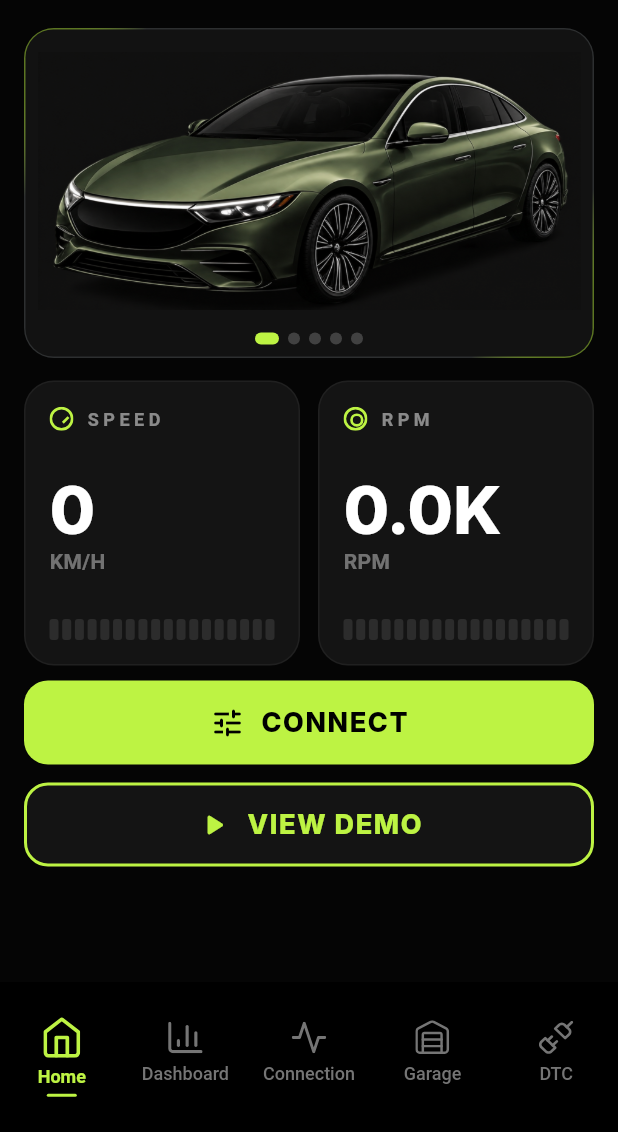
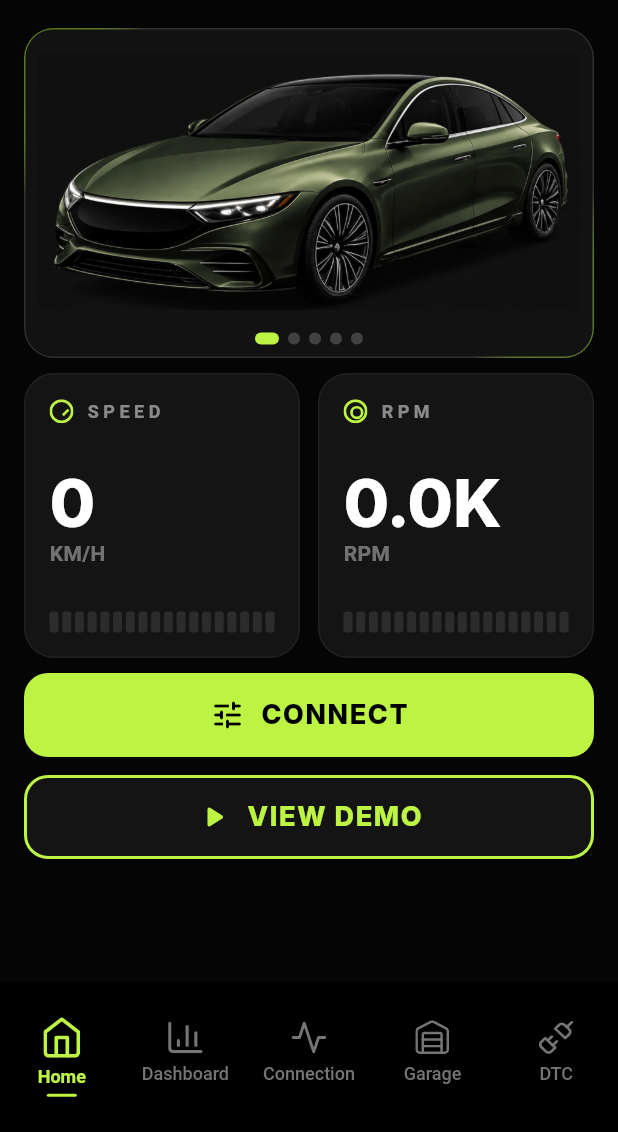
Before and after one commit to TheRaikoz/ReDrive, a Flutter app: the screen it shows after launch, on a phone screen of 412 x 824 dp, the part 104-1236 px from its top. Run offline on Flutter 3.47's test engine with Material 3 defaults, Android fonts, the phone set to English and light mode, and no system bars; our stand-ins replace device_info_plus, flutter_svg, permission_handler; missing offline and left inert: flutter_blue_classic; project files that could hold a hidden picture were left out.

Commit message:
faet: update minor changes

```diff
--- a/lib/screens/home_screen.dart
+++ b/lib/screens/home_screen.dart
@@ -69,7 +69,7 @@ class _HomeScreenState extends State<HomeScreen> {
                 const SizedBox(height: 15),
 
                 const CarDisplay(), // отображение карусели машин
-                const SizedBox(height: 15),
+                const SizedBox(height: 10),
 
                 /// отображение телеметрии
                 /// ( две карточки связующие с obd модулем )
@@ -85,7 +85,7 @@ class _HomeScreenState extends State<HomeScreen> {
                           valueSuffix: "",
                           unit: "km/h",
                           iconPath: 'assets/images/svg/dashboard/speed.svg',
-                          progress: obdData.speed / 240,
+                          progress: (obdData.speed / 240).clamp(0.0, 1.0),
                         ),
                       ),
                     ),
```
